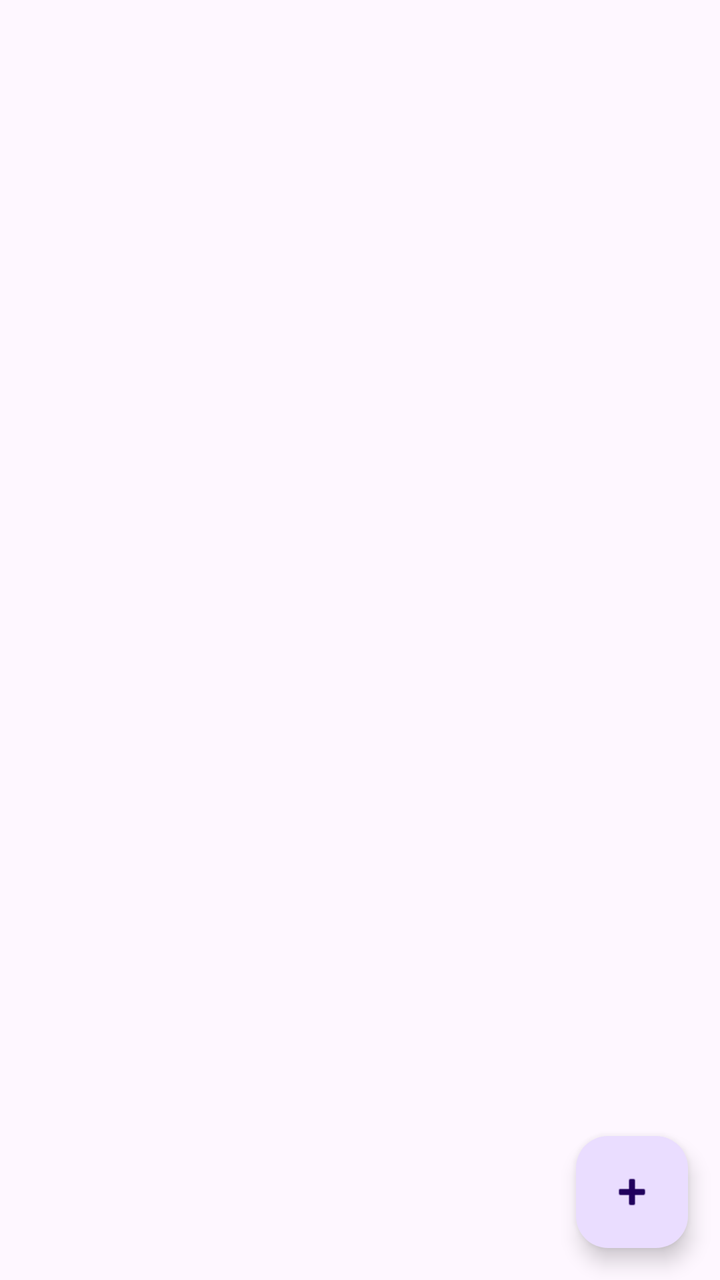
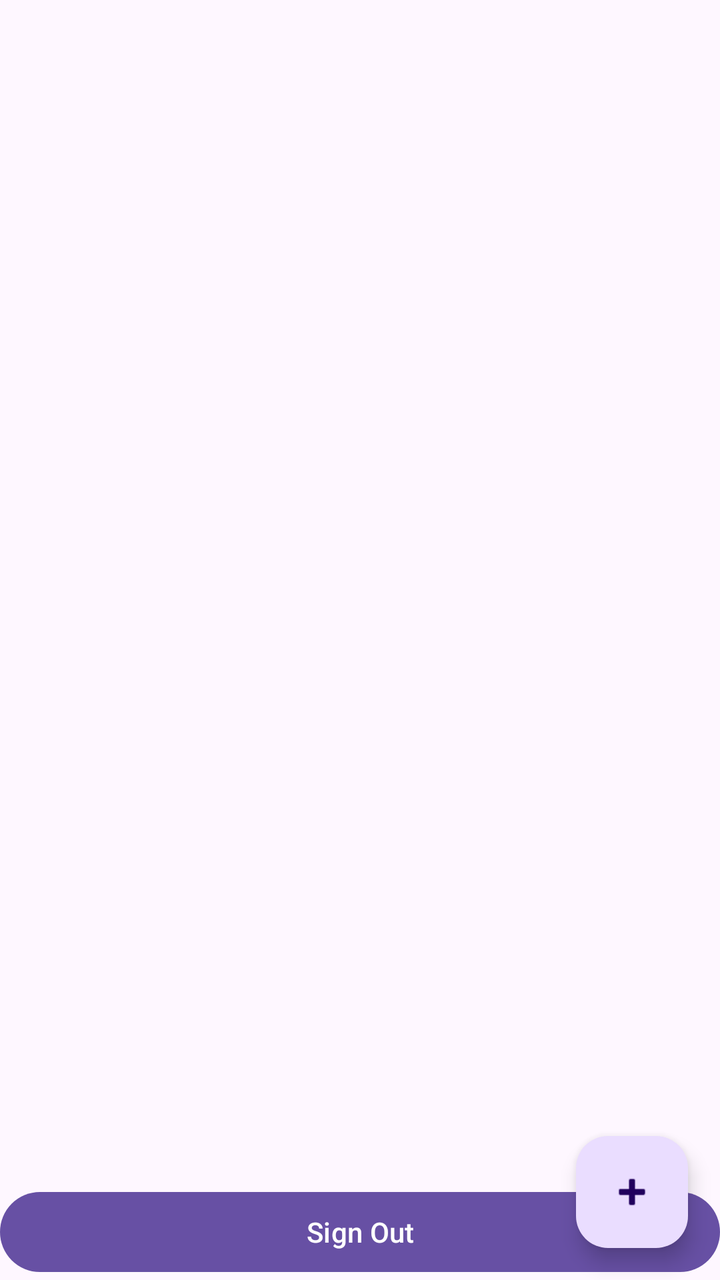

Compare the two renders of this Android layout. The source of the first and the diff that turns it into the second are given below.
<!-- AndroidManifest.xml: application theme Theme.WP4U -->
<!-- res/layout/activity_board.xml -->
<?xml version="1.0" encoding="utf-8"?>
<androidx.coordinatorlayout.widget.CoordinatorLayout
    xmlns:android="http://schemas.android.com/apk/res/android"
    xmlns:app="http://schemas.android.com/apk/res-auto"
    android:layout_width="match_parent"
    android:layout_height="match_parent">

    <LinearLayout
        android:layout_width="match_parent"
        android:layout_height="match_parent"
        android:orientation="vertical">

        <TextView
            android:id="@+id/boardTitle"
            android:layout_width="match_parent"
            android:layout_height="wrap_content"
            android:padding="16dp"
            android:textSize="22sp"
            android:textStyle="bold" />

        <TextView
            android:id="@+id/emptyText"
            android:layout_width="match_parent"
            android:layout_height="wrap_content"
            android:gravity="center"
            android:padding="32dp"
            android:text="@string/empty_board"
            android:textSize="16sp"
            android:visibility="gone" />

        <androidx.recyclerview.widget.RecyclerView
            android:id="@+id/imagesRecyclerView"
            android:layout_width="match_parent"
            android:layout_height="match_parent"
            android:clipToPadding="false"
            android:padding="8dp" />

    </LinearLayout>

    <com.google.android.material.floatingactionbutton.FloatingActionButton
        android:id="@+id/addImageFab"
        android:layout_width="wrap_content"
        android:layout_height="wrap_content"
        android:layout_gravity="bottom|end"
        android:layout_margin="16dp"
        android:contentDescription="@string/add_image"
        android:src="@android:drawable/ic_input_add" />

</androidx.coordinatorlayout.widget.CoordinatorLayout>
<!-- resources referenced by this layout -->
<resources>
  <string name="add_image">Add image</string>
  <string name="empty_board">No images yet.\nTap + to add your first inspiration.</string>
  <style name="Theme.WP4U" parent="Base.Theme.WP4U" />
  <style name="Base.Theme.WP4U" parent="Theme.Material3.DayNight.NoActionBar">
          
          
      </style>
</resources>

<!-- the commit's change to res/layout/activity_board.xml (unified diff, before → after) -->
@@ -31,9 +31,17 @@
         <androidx.recyclerview.widget.RecyclerView
             android:id="@+id/imagesRecyclerView"
             android:layout_width="match_parent"
-            android:layout_height="match_parent"
+            android:layout_height="0dp"
+            android:layout_weight="1"
             android:clipToPadding="false"
             android:padding="8dp" />
+
+        <Button
+            android:id="@+id/signOut"
+            android:layout_width="match_parent"
+            android:layout_height="wrap_content"
+            android:layout_marginTop="32dp"
+            android:text="@string/sign_out" />
 
     </LinearLayout>
 
<!-- resource entries referenced after the edit -->
@@ -2,6 +2,7 @@
 <resources>
   <string name="add_image">Add image</string>
   <string name="empty_board">No images yet.\nTap + to add your first inspiration.</string>
+  <string name="sign_out">Sign Out</string>
   <style name="Theme.WP4U" parent="Base.Theme.WP4U" />
   <style name="Base.Theme.WP4U" parent="Theme.Material3.DayNight.NoActionBar">
           
